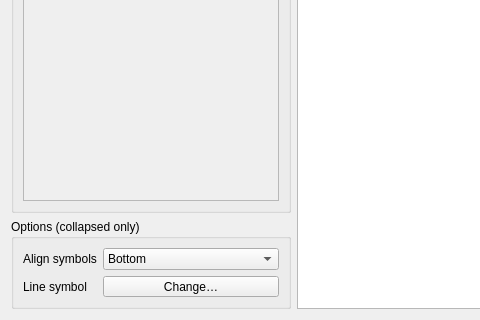
Before: the Qt Designer form src/ui/qgsdatadefinedsizelegendwidget.ui in carsmie/QGIS, drawn with Qt 5; both pictures show x 0 to 480 and y 429 to 749 of the 718 by 749 pixel window.
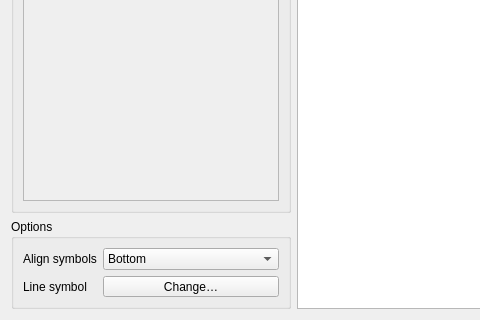
After: the same form once the commit is applied. Icons and pictures are not drawn. Custom widgets are drawn as their Qt base class.

Commit message: Disabled option section when collapsded mode not checked per #45993

```diff
--- a/src/ui/qgsdatadefinedsizelegendwidget.ui
+++ b/src/ui/qgsdatadefinedsizelegendwidget.ui
@@ -131,7 +131,7 @@
      <item>
       <widget class="QGroupBox" name="groupBox">
        <property name="title">
-        <string>Options (collapsed only)</string>
+        <string>Options</string>
        </property>
        <layout class="QGridLayout" name="gridLayout">
         <item row="0" column="1">
```
Left out of the diff: 3 changed lines with no effect on the pictures. The commit also changes 1 other file.
